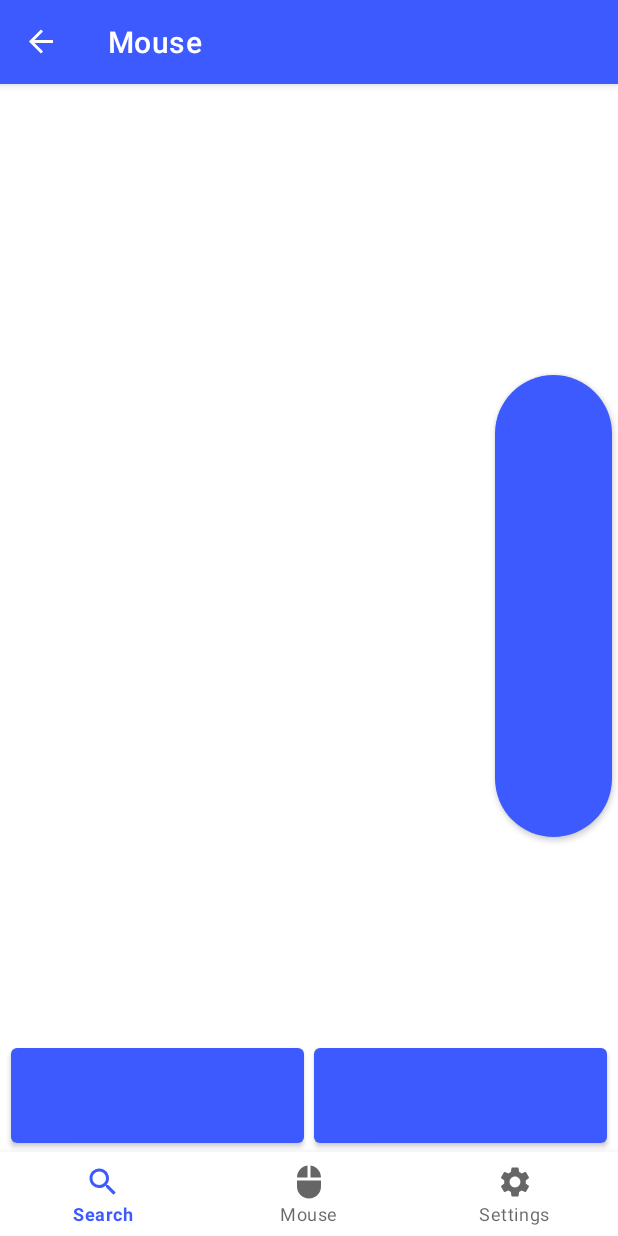
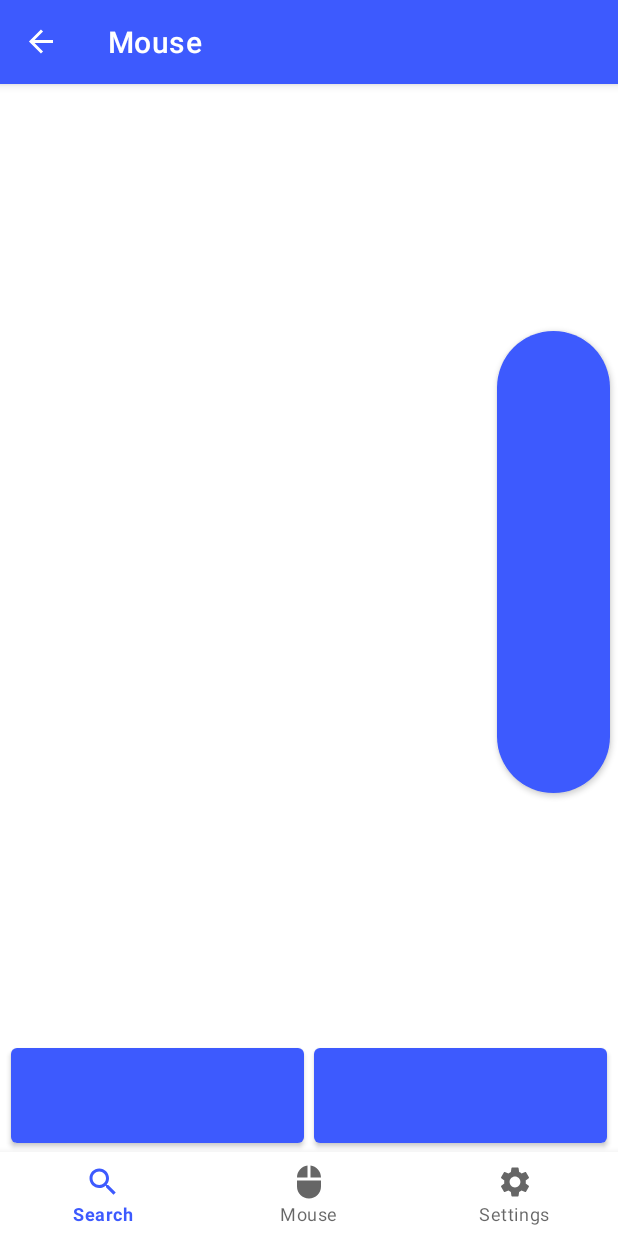
Before and after one commit to 89oinotna/Umbra, an Android app: the MouseFragment screen opened through its navigation route, on a phone screen of 412 x 824 dp. Run offline under Robolectric (Android 15) with nearby library versions, the phone set to English and light mode, and no system bars; our stand-ins replace Room's generated code, androidx.preference, navigation-ui; network calls fail.

Commit message:
+fix layout constraints

```diff
--- a/app/src/main/java/com/oinotna/umbra/db/ServerPc.java
+++ b/app/src/main/java/com/oinotna/umbra/db/ServerPc.java
@@ -29,7 +29,7 @@ public class ServerPc {
     }
 
     public String getFullName() {
-        return name+":"+ip;
+        return name+"/"+ip;
     }
 
     @NotNull
--- a/app/src/main/java/com/oinotna/umbra/input/mouse/Mouse.java
+++ b/app/src/main/java/com/oinotna/umbra/input/mouse/Mouse.java
@@ -142,7 +142,7 @@ public class Mouse implements MouseControl {
 
     @Override
     public void setWheelSensitivity(int wheelSensitivity) {
-        this.wheelSensitivity=wheelSensitivity/50f;
+        this.wheelSensitivity=wheelSensitivity/25f;
     }
 
     /**
@@ -172,8 +172,7 @@ public class Mouse implements MouseControl {
     }
 
     public void setSensorSensitivity(int sensorSensitivity) {
-        float sensorSensitivityMultiplier = 900f;
-        this.sensorSensitivity=sensorSensitivity * sensorSensitivityMultiplier;
+        this.sensorSensitivity=sensorSensitivity * 900f;
     }
 
     public void resetSensor(){
--- a/app/src/main/java/com/oinotna/umbra/ui/mouse/MouseViewModel.java
+++ b/app/src/main/java/com/oinotna/umbra/ui/mouse/MouseViewModel.java
@@ -32,6 +32,11 @@ public class MouseViewModel extends ViewModel implements MouseControl {
 
     public MouseViewModel() {
         mConnection = InputManager.getConnection();
+    }
+
+    @Override
+    protected void onCleared() {
+        super.onCleared();
     }
 
     public LiveData<Byte> getConnection() {
--- a/app/src/main/res/layout/activity_main.xml
+++ b/app/src/main/res/layout/activity_main.xml
@@ -5,7 +5,6 @@
     xmlns:tools="http://schemas.android.com/tools"
     android:layout_width="match_parent"
     android:layout_height="match_parent"
-    android:paddingTop="?attr/actionBarSize"
     tools:context="com.oinotna.umbra.MainActivity">
 
     <com.google.android.material.bottomnavigation.BottomNavigationView
--- a/app/src/main/res/layout/fragment_mouse.xml
+++ b/app/src/main/res/layout/fragment_mouse.xml
@@ -7,17 +7,16 @@
     tools:context=".ui.mouse.MouseFragment">
 
     <com.google.android.material.button.MaterialButton
+        android:id="@+id/btn_mouse_pad"
         style="@style/Widget.MaterialComponents.Button.TextButton"
-        android:id="@+id/btn_mouse_pad"
-        android:layout_width="416dp"
-        android:layout_height="666dp"
+        android:layout_width="0dp"
+        android:layout_height="0dp"
         app:layout_constraintBottom_toTopOf="@+id/btn_mouse_left"
         app:layout_constraintEnd_toEndOf="parent"
         app:layout_constraintHorizontal_bias="0.0"
         app:layout_constraintStart_toStartOf="parent"
         app:layout_constraintTop_toTopOf="parent"
-        app:rippleColor="#00ffffff"
-        />
+        app:rippleColor="#00ffffff" />
 
     <com.google.android.material.button.MaterialButton
         android:id="@+id/btn_mouse_left"
@@ -40,16 +39,16 @@
 
     <com.google.android.material.button.MaterialButton
         android:id="@+id/btn_mouse_wheel"
-        android:layout_width="78dp"
-        android:layout_height="320dp"
-        android:layout_marginTop="172dp"
-        android:layout_marginEnd="4dp"
-        android:layout_marginBottom="169dp"
+        android:layout_width="75dp"
+        android:layout_height="0dp"
+        android:layout_marginEnd="5dp"
         app:cornerRadius="50dp"
         app:layout_constraintBottom_toTopOf="@+id/btn_mouse_right"
         app:layout_constraintEnd_toEndOf="parent"
         app:layout_constraintTop_toTopOf="parent"
-        app:rippleColor="#00ffffff"/>
+        app:layout_constraintHeight_max="320dp"
+        app:layout_constraintHeight_min="100dp"
+        app:rippleColor="#00ffffff" />
 
 
 </androidx.constraintlayout.widget.ConstraintLayout>
```
Also changed, not shown: app/src/main/java/com/oinotna/umbra/ui/mouse/MouseFragment.java (+14 -8 lines), app/src/main/res/layout/fragment_home.xml (+7 -7 lines).
